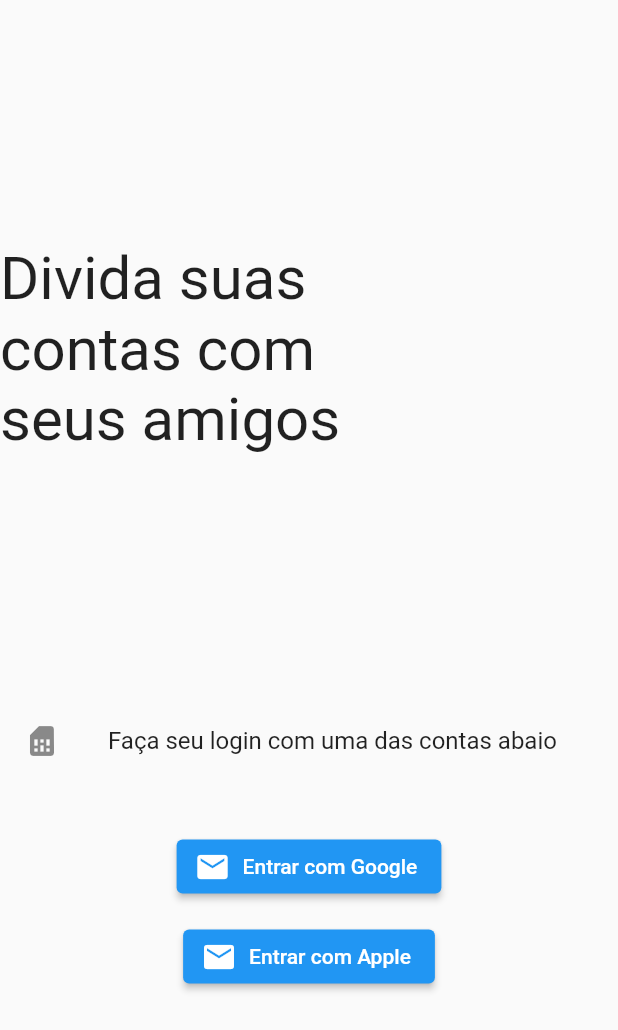
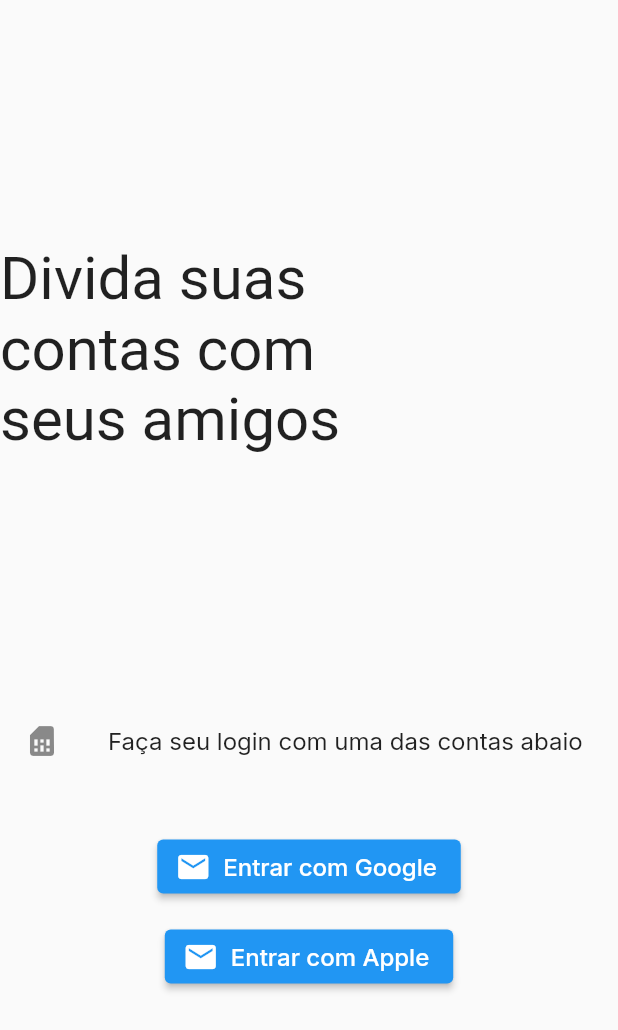
Before and after one commit to rcdo-dev/split_it_app, a Flutter app: the screen it shows after launch, on a phone screen of 412 x 824 dp. Shown: the top 1030 px of the screen. Run offline on Flutter 3.47's test engine with Material 2 defaults, Android fonts, the phone set to English and light mode, and no system bars; our stand-ins replace google_fonts.

Commit message:
style: GoogleFonts implemented for all elements.

```diff
--- a/lib/modules/login/login_page.dart
+++ b/lib/modules/login/login_page.dart
@@ -30,10 +30,13 @@ class _LoginPageState extends State<LoginPage> {
           ),
           Column(
             children: <Widget>[
-              const ListTile(
-                leading: Icon(Icons.sim_card),
+              ListTile(
+                leading: const Icon(Icons.sim_card),
                 title: Text(
                   'Faça seu login com uma das contas abaio',
+                  style: GoogleFonts.inter(
+                    fontSize: 16.0,
+                  ),
                 ),
               ),
               const SizedBox(
@@ -42,8 +45,11 @@ class _LoginPageState extends State<LoginPage> {
               ElevatedButton.icon(
                 onPressed: () {},
                 icon: const Icon(Icons.email),
-                label: const Text(
+                label: Text(
                   'Entrar com Google',
+                  style: GoogleFonts.inter(
+                    fontSize: 16.0,
+                  ),
                 ),
               ),
               const SizedBox(
@@ -52,8 +58,11 @@ class _LoginPageState extends State<LoginPage> {
               ElevatedButton.icon(
                 onPressed: () {},
                 icon: const Icon(Icons.email),
-                label: const Text(
+                label: Text(
                   'Entrar com Apple',
+                  style: GoogleFonts.inter(
+                    fontSize: 16.0,
+                  ),
                 ),
               ),
             ],
```
